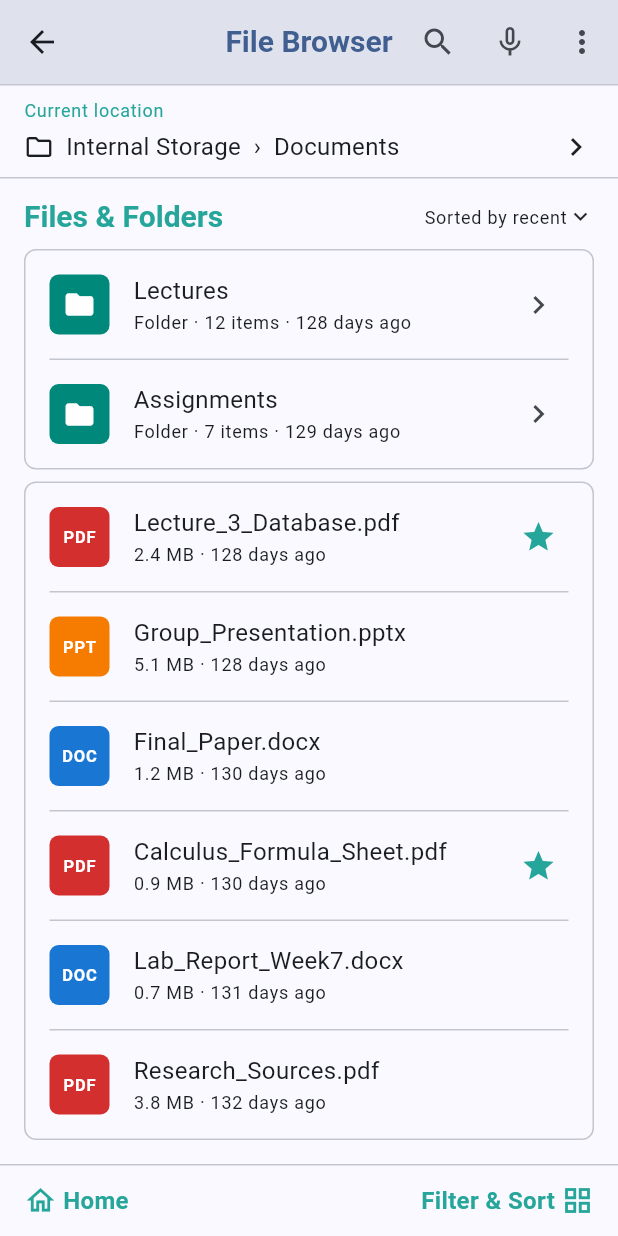
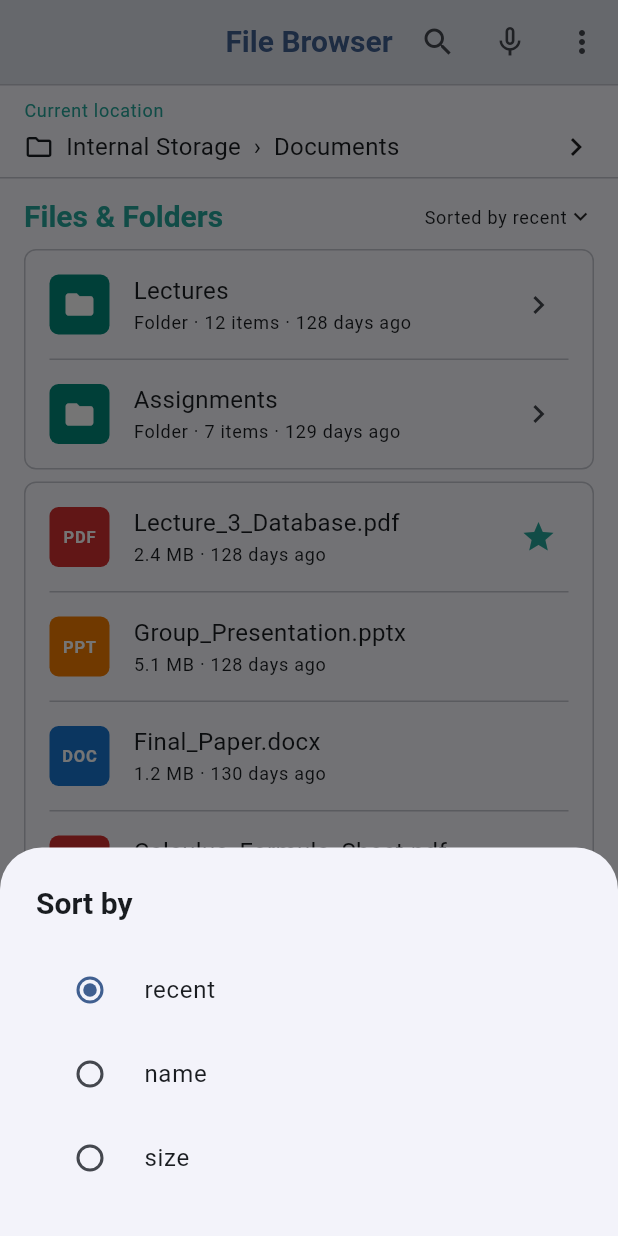
Before and after one commit to mog4ku-mono/blindsort, a Flutter app: the FileBrowserScreen screen opened directly, scrolled down 179 dp, after a tap on "Filter & Sort", on a phone screen of 412 x 824 dp. Run offline on Flutter 3.47's test engine with Material 3 defaults, Android fonts, the light colour scheme and no system bars; our stand-ins replace device_preview.

Commit message:
fix(browser): use RadioGroup and clean up unused helper

```diff
--- a/lib/main.dart
+++ b/lib/main.dart
@@ -3,6 +3,7 @@ import 'package:flutter/material.dart';
 
 import 'screens/home_screen.dart';
 import 'theme.dart';
+import 'screens/file_browser_screen.dart';
 
 void main() {
   runApp(
@@ -23,7 +24,7 @@ class BlindSortApp extends StatelessWidget {
       locale: DevicePreview.locale(context),
       builder: DevicePreview.appBuilder,
       theme: appTheme,
-      home: const HomeScreen(),
+      home: const FileBrowserScreen(),
     );
   }
 }
--- a/lib/screens/file_browser_screen.dart
+++ b/lib/screens/file_browser_screen.dart
@@ -2,15 +2,20 @@ import 'package:flutter/material.dart';
 
 import '../constants/app_spacing.dart';
 import '../constants/category_colors.dart';
+import '../constants/file_type_colors.dart';
 import '../data/sample_files.dart';
 import '../data/sample_folders.dart';
 import '../widgets/category_navigation_item.dart';
 import '../widgets/file_list_item.dart';
 import '../widgets/folder_list_item.dart';
 
-/// File Browser. Categories and folders over a list of files. Voice Search
-/// lives here as an icon in the app bar; tapping it opens the same list
-/// filtered once speech wiring lands.
+/// Sort options offered by the "Sorted by ..." dropdown.
+enum SortMode { recent, name, size }
+
+/// File Browser. Category tiles filter the file list by broad type, the
+/// Files & Folders header lets the user switch sort order, and the bottom
+/// bar carries Home and Filter & Sort. Tapping a row will route to File
+/// Details once that screen lands.
 class FileBrowserScreen extends StatefulWidget {
   const FileBrowserScreen({super.key});
 
@@ -20,6 +25,39 @@ class FileBrowserScreen extends StatefulWidget {
 
 class _FileBrowserScreenState extends State<FileBrowserScreen> {
   int _tabIndex = 0; // 0 = Categories, 1 = Folders
+  String? _categoryFilter; // null = all types
+  SortMode _sort = SortMode.recent;
+
+  List get _visibleFiles {
+    final list = sampleFiles
+        .where(
+          (f) =>
+              _categoryFilter == null ||
+              kFileTypeCategory[f.type] == _categoryFilter,
+        )
+        .toList();
+
+    switch (_sort) {
+      case SortMode.recent:
+        list.sort((a, b) => b.modifiedAt.compareTo(a.modifiedAt));
+      case SortMode.name:
+        list.sort((a, b) => a.name.compareTo(b.name));
+      case SortMode.size:
+        list.sort((a, b) => b.sizeMb.compareTo(a.sizeMb));
+    }
+    return list;
+  }
+
+  String get _sortLabel {
+    switch (_sort) {
+      case SortMode.recent:
+        return 'Sorted by recent';
+      case SortMode.name:
+        return 'Sorted by name';
+      case SortMode.size:
+        return 'Sorted by size';
+    }
+  }
 
   @override
   Widget build(BuildContext context) {
@@ -63,12 +101,15 @@ class _FileBrowserScreenState extends State<FileBrowserScreen> {
               children: [
                 _tabs(theme),
                 const SizedBox(height: AppSpacing.md),
-                _categoryRow(),
-                const SizedBox(height: AppSpacing.md),
+                if (_tabIndex == 0) _categoryRow(),
+                if (_tabIndex == 0) const SizedBox(height: AppSpacing.md),
+                if (_categoryFilter != null) _activeFilterChip(theme),
+                if (_categoryFilter != null)
+                  const SizedBox(height: AppSpacing.sm),
                 _filesAndFoldersHeader(theme),
                 const SizedBox(height: AppSpacing.sm),
-                _folderGroup(),
-                const SizedBox(height: AppSpacing.sm),
+                if (_tabIndex == 0) _folderGroup(theme),
+                if (_tabIndex == 0) const SizedBox(height: AppSpacing.sm),
                 _fileGroup(theme),
               ],
             ),
@@ -144,7 +185,7 @@ class _FileBrowserScreenState extends State<FileBrowserScreen> {
           style: theme.textTheme.bodyMedium?.copyWith(
             color: active
                 ? theme.colorScheme.onSecondary
-                : theme.colorScheme.onSurface,
+                : theme.colorScheme.onSurfaceVariant,
             fontWeight: active ? FontWeight.bold : FontWeight.normal,
           ),
         ),
@@ -160,45 +201,91 @@ class _FileBrowserScreenState extends State<FileBrowserScreen> {
         CategoryNavigationItem(
           categoryName: 'Documents',
           icon: Icons.description_outlined,
-          tintColor: kDocumentsColors.tint,
-          foregroundColor: kDocumentsColors.foreground,
-          itemCount: 126,
-          onTap: _noop,
+          tintColor: _categoryFilter == 'Documents'
+              ? kDocumentsColors.foreground
+              : kDocumentsColors.tint,
+          foregroundColor: _categoryFilter == 'Documents'
+              ? Colors.white
+              : kDocumentsColors.foreground,
+          itemCount: sampleFiles
+              .where((f) => kFileTypeCategory[f.type] == 'Documents')
+              .length,
+          onTap: () => setState(
+            () => _categoryFilter = _categoryFilter == 'Documents'
+                ? null
+                : 'Documents',
+          ),
         ),
         CategoryNavigationItem(
           categoryName: 'Images',
           icon: Icons.image_outlined,
-          tintColor: kImagesColors.tint,
-          foregroundColor: kImagesColors.foreground,
-          itemCount: 84,
-          onTap: _noop,
+          tintColor: _categoryFilter == 'Images'
+              ? kImagesColors.foreground
+              : kImagesColors.tint,
+          foregroundColor: _categoryFilter == 'Images'
+              ? Colors.white
+              : kImagesColors.foreground,
+          itemCount: sampleFiles
+              .where((f) => kFileTypeCategory[f.type] == 'Images')
+              .length,
+          onTap: () => setState(
+            () =>
+                _categoryFilter = _categoryFilter == 'Images' ? null : 'Images',
+          ),
         ),
         CategoryNavigationItem(
           categoryName: 'Videos',
           icon: Icons.video_library_outlined,
-          tintColor: kVideosColors.tint,
-          foregroundColor: kVideosColors.foreground,
-          itemCount: 52,
-          onTap: _noop,
+          tintColor: _categoryFilter == 'Videos'
+              ? kVideosColors.foreground
+              : kVideosColors.tint,
+          foregroundColor: _categoryFilter == 'Videos'
+              ? Colors.white
+              : kVideosColors.foreground,
+          itemCount: sampleFiles
+              .where((f) => kFileTypeCategory[f.type] == 'Videos')
+              .length,
+          onTap: () => setState(
+            () =>
+                _categoryFilter = _categoryFilter == 'Videos' ? null : 'Videos',
+          ),
         ),
         CategoryNavigationItem(
           categoryName: 'Audio',
           icon: Icons.music_note_outlined,
-          tintColor: kAudioColors.tint,
-          foregroundColor: kAudioColors.foreground,
-          itemCount: 98,
-          onTap: _noop,
+          tintColor: _categoryFilter == 'Audio'
+              ? kAudioColors.foreground
+              : kAudioColors.tint,
+          foregroundColor: _categoryFilter == 'Audio'
+              ? Colors.white
+              : kAudioColors.foreground,
+          itemCount: sampleFiles
+              .where((f) => kFileTypeCategory[f.type] == 'Audio')
+              .length,
+          onTap: () => setState(
+            () => _categoryFilter = _categoryFilter == 'Audio' ? null : 'Audio',
+          ),
         ),
         CategoryNavigationItem(
           categoryName: 'More',
           icon: Icons.more_horiz,
           tintColor: theme.colorScheme.surfaceContainerHighest,
           foregroundColor: theme.colorScheme.onSurfaceVariant,
-          onTap: _noop,
+          onTap: () {},
         ),
       ],
     );
   }
+
+  Widget _activeFilterChip(ThemeData theme) => Row(
+    children: [
+      Chip(
+        label: Text('Showing: $_categoryFilter'),
+        onDeleted: () => setState(() => _categoryFilter = null),
+        deleteIcon: const Icon(Icons.close, size: 16),
+      ),
+    ],
+  );
 
   Widget _filesAndFoldersHeader(ThemeData theme) => Row(
     children: [
@@ -209,18 +296,25 @@ class _FileBrowserScreenState extends State<FileBrowserScreen> {
         ),
       ),
       const Spacer(),
-      Row(
+      PopupMenuButton<SortMode>(
+        initialValue: _sort,
+        onSelected: (v) => setState(() => _sort = v),
+        child: Row(
           children: [
-          Text('Sorted by recent', style: theme.textTheme.labelSmall),
+            Text(_sortLabel, style: theme.textTheme.labelSmall),
             const Icon(Icons.expand_more, size: 18),
+          ],
+        ),
+        itemBuilder: (context) => const [
+          PopupMenuItem(value: SortMode.recent, child: Text('Recent')),
+          PopupMenuItem(value: SortMode.name, child: Text('Name')),
+          PopupMenuItem(value: SortMode.size, child: Text('Size')),
         ],
       ),
     ],
   );
 
-  Widget _folderGroup() {
-    final theme = Theme.of(context);
-    return Container(
+  Widget _folderGroup(ThemeData theme) => Container(
     decoration: BoxDecoration(
       color: theme.colorScheme.surface,
       borderRadius: BorderRadius.circular(8),
@@ -241,19 +335,32 @@ class _FileBrowserScreenState extends State<FileBrowserScreen> {
       ],
     ),
   );
+
+  Widget _fileGroup(ThemeData theme) {
+    final files = _visibleFiles;
+    if (files.isEmpty) {
+      return Padding(
+        padding: const EdgeInsets.all(AppSpacing.lg),
+        child: Text(
+          'No files match this filter.',
+          style: theme.textTheme.bodyMedium,
+          textAlign: TextAlign.center,
+        ),
+      );
     }
-
-  Widget _fileGroup(ThemeData theme) => Container(
+    return Container(
       decoration: BoxDecoration(
         color: theme.colorScheme.surface,
         borderRadius: BorderRadius.circular(8),
         border: Border.all(color: theme.colorScheme.outlineVariant),
       ),
+      child: ClipRRect(
+        borderRadius: BorderRadius.circular(8),
         child: Column(
           children: [
-        for (var i = 0; i < sampleFiles.length; i++) ...[
-          FileListItem(file: sampleFiles[i], onTap: () {}),
-          if (i < sampleFiles.length - 1)
+            for (var i = 0; i < files.length; i++) ...[
+              FileListItem(file: files[i], onTap: () {}),
+              if (i < files.length - 1)
                 Divider(
                   height: 1,
                   indent: AppSpacing.md,
@@ -263,7 +370,9 @@ class _FileBrowserScreenState extends State<FileBrowserScreen> {
             ],
           ],
         ),
+      ),
     );
+  }
 
   Widget _bottomBar(ThemeData theme) => Container(
     decoration: BoxDecoration(
@@ -288,7 +397,12 @@ class _FileBrowserScreenState extends State<FileBrowserScreen> {
           child: _bottomBarButton(
             icon: Icons.grid_view,
             label: 'Filter & Sort',
-            onTap: () {},
+            onTap: () {
+              showModalBottomSheet<void>(
+                context: context,
+                builder: (_) => _filterSortSheet(theme),
+              );
+            },
             theme: theme,
             iconAfterLabel: true,
           ),
@@ -341,6 +455,32 @@ class _FileBrowserScreenState extends State<FileBrowserScreen> {
       ),
     );
   }
+
+  Widget _filterSortSheet(ThemeData theme) => Padding(
+    padding: const EdgeInsets.all(AppSpacing.lg),
+    child: Column(
+      mainAxisSize: MainAxisSize.min,
+      crossAxisAlignment: CrossAxisAlignment.start,
+      children: [
+        Text('Sort by', style: theme.textTheme.headlineSmall),
+        const SizedBox(height: AppSpacing.md),
+        RadioGroup<SortMode>(
+          groupValue: _sort,
+          onChanged: (v) {
+            if (v != null) {
+              setState(() => _sort = v);
+              Navigator.pop(context);
             }
-
-void _noop() {}
+          },
+          child: Column(
+            mainAxisSize: MainAxisSize.min,
+            children: [
+              for (final mode in SortMode.values)
+                RadioListTile<SortMode>(title: Text(mode.name), value: mode),
+            ],
+          ),
+        ),
+      ],
+    ),
+  );
+}
```
Lines whose indentation alone changed are shown as unchanged.
